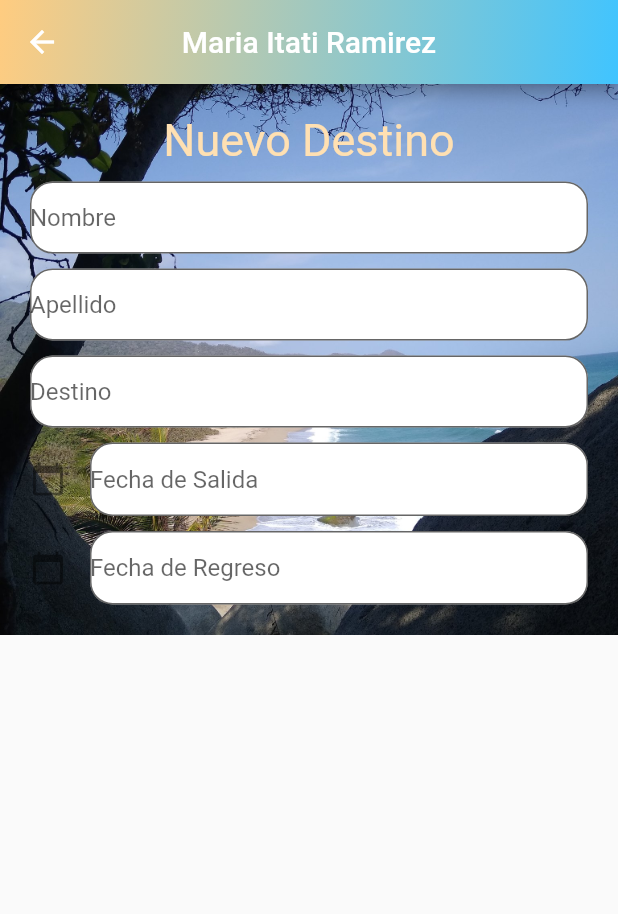
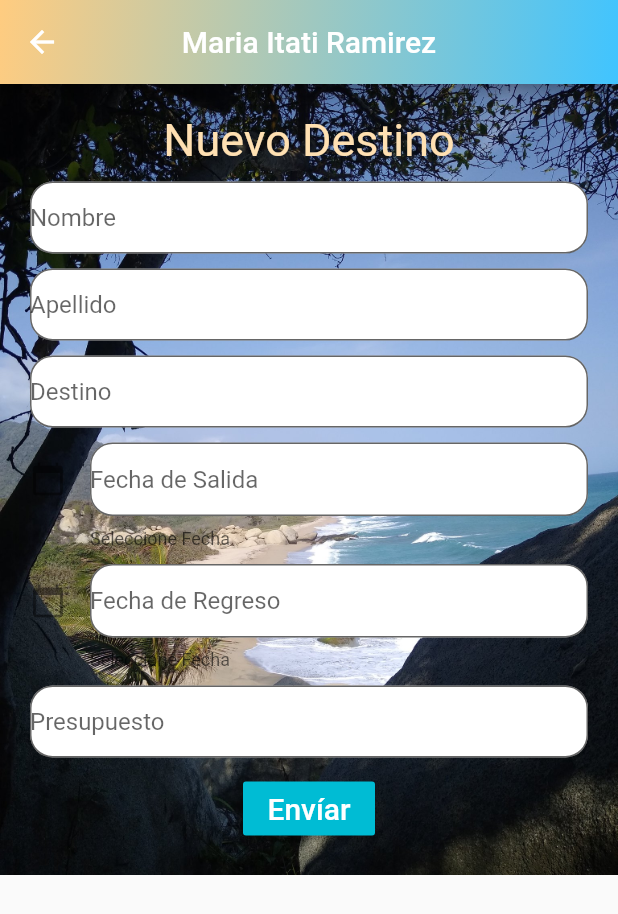
Before and after one commit to BRIANKAIVA1110/Flutter_tp, a Flutter app: the PagMaria screen opened by its route, on a phone screen of 412 x 824 dp. Shown: the top 914 px of the screen. Run offline on Flutter 3.47's test engine with Material 2 defaults, Android fonts, the phone set to English and light mode, and no system bars; our stand-ins replace flutter_datetime_picker; missing offline and left inert: flutter_rounded_date_picker.

```diff
--- a/tp_flutter/lib/pages/Maria_ramirez.dart
+++ b/tp_flutter/lib/pages/Maria_ramirez.dart
@@ -16,6 +16,7 @@ class _PagMariaState extends State<PagMaria> {
   @override
   Widget build(BuildContext context) {
     return Scaffold(
+
         appBar: AppBar(
           centerTitle: true,
           title: Text('Maria Itati Ramirez'),
@@ -37,8 +38,8 @@ class _PagMariaState extends State<PagMaria> {
             Container(
               decoration: BoxDecoration(
                 image: DecorationImage(
-                image: AssetImage("lib/src/img/Mariaprinc.jpg"),
-                fit: BoxFit.cover,
+                  image: AssetImage("lib/src/img/Mariaprinc.jpg"),
+                  fit: BoxFit.cover,
                 ),
               ),
             child: Padding(
@@ -63,8 +64,23 @@ class _PagMariaState extends State<PagMaria> {
                   campoFecha('Fecha de Salida'),
                   SizedBox(height:10.0),
                   campoFecha('Fecha de Regreso'),
+                  SizedBox(height:10.0),
+                  campo('Presupuesto'),
+                  SizedBox(height:10.0),
+                  RaisedButton(
+                    color: Colors.cyan,
+                    textColor: Colors.white,
+                    child: Text(
+                      "Envíar",
+                      style: TextStyle(
+                        fontSize: 20.0,
+                      ),
+                    ),
+                    onPressed: () {}),
                ],
+
              ),
+
            ),
          ),
        ),
@@ -110,6 +126,7 @@ class _PagMariaState extends State<PagMaria> {
                       border: OutlineInputBorder(
                         borderRadius:BorderRadius.circular(15),
                       ),
+                      helperText: 'Seleccione Fecha',
                     ),
                  );
     }
--- a/tp_flutter/lib/pages/OLeonardo_LopezG.dart
+++ b/tp_flutter/lib/pages/OLeonardo_LopezG.dart
@@ -18,7 +18,6 @@ DateTime _dateTime;
   Widget build(BuildContext context) {
     return   Scaffold(
       appBar: AppBar(
-
         title: Text('Oscar Leonardo Lopez Gonzalez'),
 
       ),
```
